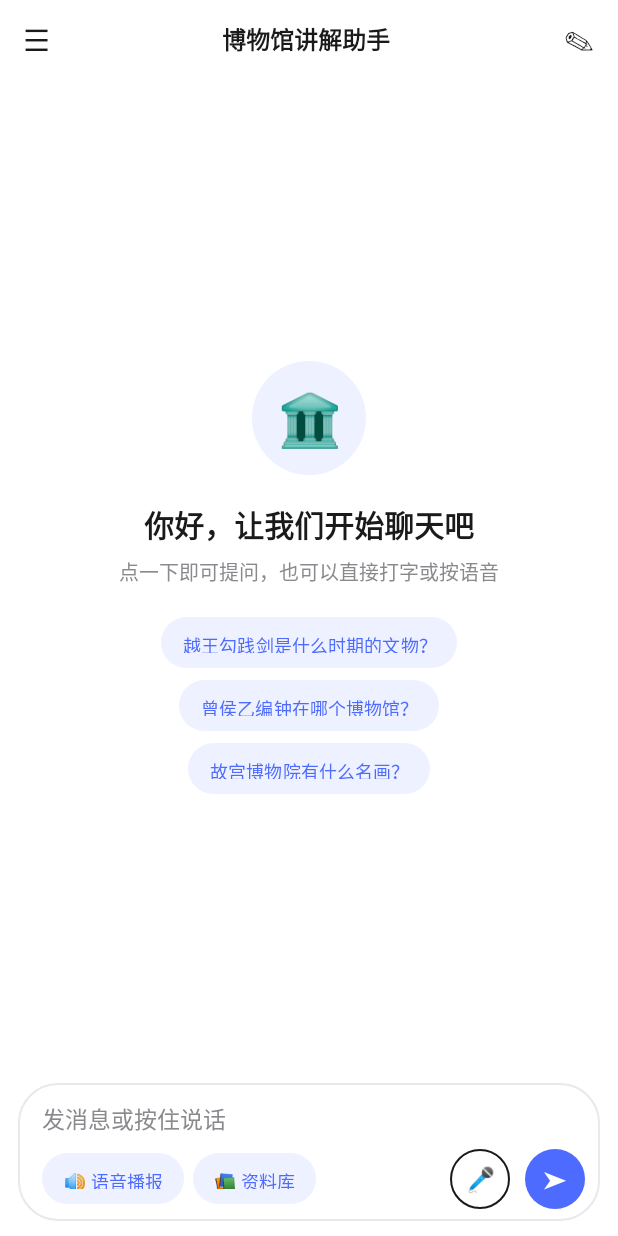
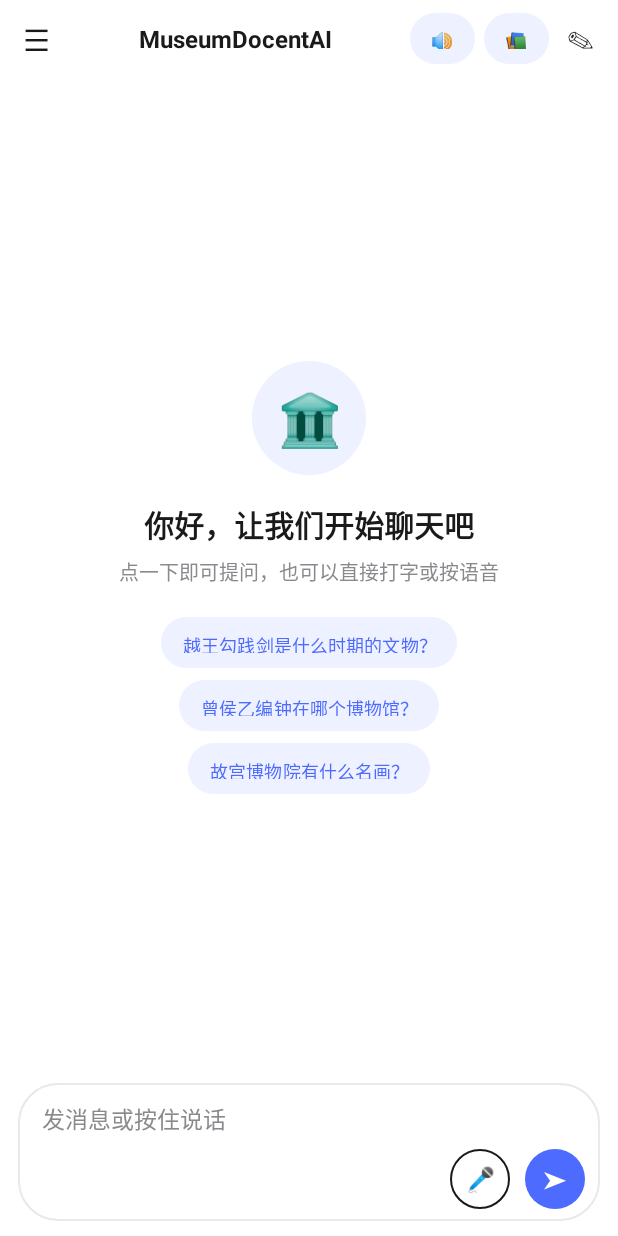
Before and after one commit to V1vy-v/MuseumDocentAI, an Android app: the screen it shows after launch (MainActivity), on a phone screen of 412 x 824 dp. Run offline under Robolectric (Android 15) with nearby library versions, the phone set to English and light mode, and no system bars.

Commit message:
顶栏调整：语音播报/资料库移到右上角、标题改为 MuseumDocentAI、新对话加提示；返回键迁移到 OnBackPressedDispatcher

```diff
--- a/app/src/main/java/com/example/museumdocentai/MainActivity.java
+++ b/app/src/main/java/com/example/museumdocentai/MainActivity.java
@@ -11,6 +11,7 @@ import android.widget.EditText;
 import android.widget.Toast;
 
 import androidx.activity.EdgeToEdge;
+import androidx.activity.OnBackPressedCallback;
 import androidx.appcompat.app.AppCompatActivity;
 import androidx.core.app.ActivityCompat;
 import androidx.core.content.ContextCompat;
@@ -114,6 +115,8 @@ public class MainActivity extends AppCompatActivity {
             uiManager.loadHistorySession(sessionId);
         });
         recycler.setAdapter(historyAdapter);
+
+        setupBackHandler();
     }
 
     // ================== 历史抽屉 ==================
@@ -204,6 +207,8 @@ public class MainActivity extends AppCompatActivity {
         closeDrawer();
         sessionId = UUID.randomUUID().toString();
         uiManager.startNewSession(sessionId);
+        // 界面本来就是空的时候，清空看不出变化，给个明确反馈
+        Toast.makeText(this, R.string.toast_new_chat, Toast.LENGTH_SHORT).show();
     }
 
     /** 点麦克风按钮：有录音权限就直接录，没有就先申请 */
@@ -232,13 +237,19 @@ public class MainActivity extends AppCompatActivity {
         }
     }
 
-    @Override
-    public void onBackPressed() {
-        if (drawer.getVisibility() == View.VISIBLE) {
-            closeDrawer();
-            return;
-        }
-        super.onBackPressed();
+    /** 返回键：抽屉开着先关抽屉，否则交给系统 */
+    private void setupBackHandler() {
+        getOnBackPressedDispatcher().addCallback(this, new OnBackPressedCallback(true) {
+            @Override
+            public void handleOnBackPressed() {
+                if (drawer.getVisibility() == View.VISIBLE) {
+                    closeDrawer();
+                    return;
+                }
+                setEnabled(false);
+                getOnBackPressedDispatcher().onBackPressed();
+            }
+        });
     }
 
     @Override
--- a/app/src/main/res/layout/activity_main.xml
+++ b/app/src/main/res/layout/activity_main.xml
@@ -47,12 +47,30 @@
                 android:textSize="16sp"
                 android:textStyle="bold" />
 
+            <!-- 语音播报 / 资料库：按用户要求放到右上角 -->
+            <Button
+                android:id="@+id/btn_voice"
+                style="@style/DsPillButton"
+                android:layout_marginEnd="6dp"
+                android:contentDescription="@string/pill_voice_on"
+                android:text="@string/pill_voice_on"
+                tools:ignore="SpeakableTextPresentCheck" />
+
+            <Button
+                android:id="@+id/btn_browse"
+                style="@style/DsPillButton"
+                android:layout_marginEnd="4dp"
+                android:contentDescription="@string/pill_browse"
+                android:text="@string/pill_browse"
+                tools:ignore="SpeakableTextPresentCheck" />
+
             <Button
                 android:id="@+id/btn_new_chat"
                 style="@style/ToolbarIconButton"
+                android:contentDescription="@string/icon_new_chat"
                 android:text="@string/icon_new_chat"
                 android:textColor="@color/ds_text"
-                android:textSize="20sp"
+                android:textSize="18sp"
                 tools:ignore="SpeakableTextPresentCheck" />
         </LinearLayout>
 
@@ -192,24 +210,8 @@
                 android:layout_width="match_parent"
                 android:layout_height="wrap_content"
                 android:layout_marginTop="6dp"
-                android:gravity="center_vertical"
+                android:gravity="end|center_vertical"
                 android:orientation="horizontal">
-
-                <Button
-                    android:id="@+id/btn_voice"
-                    style="@style/DsPillButton"
-                    android:layout_marginEnd="6dp"
-                    android:text="@string/pill_voice_on" />
-
-                <Button
-                    android:id="@+id/btn_browse"
-                    style="@style/DsPillButton"
-                    android:text="@string/pill_browse" />
-
-                <TextView
-                    android:layout_width="0dp"
-                    android:layout_height="1dp"
-                    android:layout_weight="1" />
 
                 <Button
                     android:id="@+id/btn_mic"
--- a/app/src/main/res/values/strings.xml
+++ b/app/src/main/res/values/strings.xml
@@ -1,6 +1,6 @@
 <resources>
     <string name="app_name">MuseumDocentAI</string>
-    <string name="app_title">博物馆讲解助手</string>
+    <string name="app_title">MuseumDocentAI</string>
     <string name="app_subtitle">全国博物馆资料库</string>
     <string name="icon_history">🕘</string>
     <string name="icon_browse">📚</string>
@@ -8,11 +8,12 @@
     <string name="empty_icon">🏛</string>
     <string name="icon_drawer">☰</string>
     <string name="icon_new_chat">✎</string>
+    <string name="toast_new_chat">已开始新对话</string>
     <string name="empty_greeting">你好，让我们开始聊天吧</string>
     <string name="hint_question_ds">发消息或按住说话</string>
-    <string name="pill_voice_on">🔊 语音播报</string>
-    <string name="pill_voice_off">🔇 语音播报</string>
-    <string name="pill_browse">📚 资料库</string>
+    <string name="pill_voice_on">🔊</string>
+    <string name="pill_voice_off">🔇</string>
+    <string name="pill_browse">📚</string>
     <string name="history_search_hint">搜索对话内容…</string>
     <string name="history_group_today">今天</string>
     <string name="history_group_week">7 天内</string>
```
Also changed, not shown: 1 other file.
